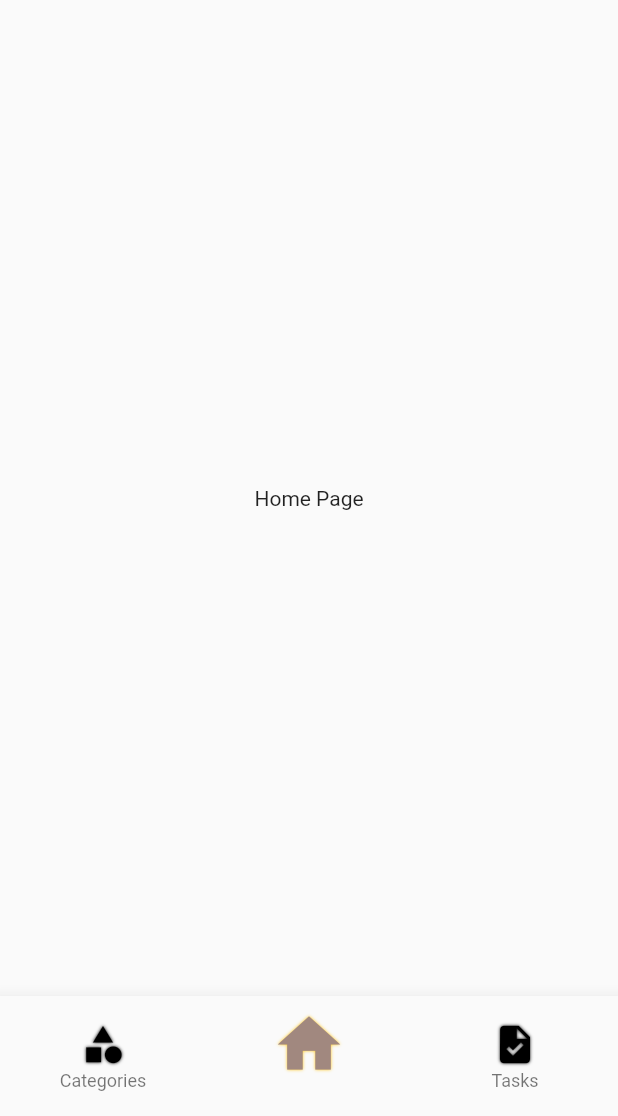
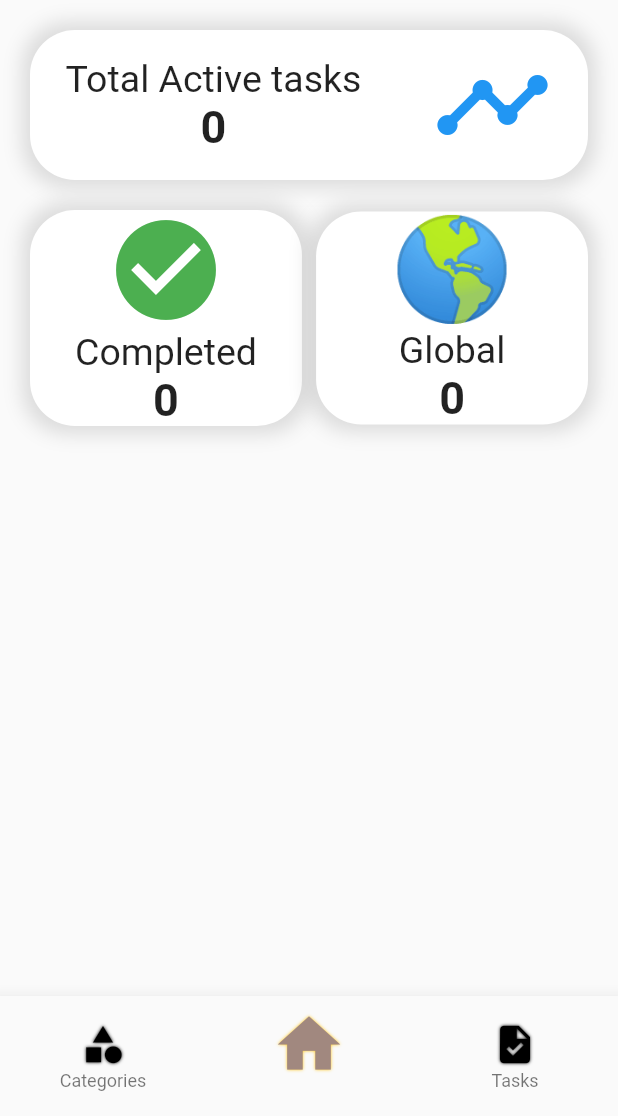
Before and after one commit to bujosa/poloris, a Flutter app: the screen it shows after launch, on a phone screen of 412 x 824 dp, the part 120-1236 px from its top. Run offline on Flutter 3.47's test engine with Material 2 defaults, Android fonts, the phone set to English and light mode, and no system bars; our stand-ins replace shared_preferences.

Commit message:
feat(pages): init and add some widgets for home

```diff
--- a/lib/presentation/pages/home_page.dart
+++ b/lib/presentation/pages/home_page.dart
@@ -1,20 +1,150 @@
 import 'package:flutter/material.dart';
+import 'package:provider/provider.dart';
+import '../../shared/providers/task_provider.dart';
 import '../widgets/index.dart';
 
-class HomePage extends StatelessWidget {
+class HomePage extends StatefulWidget {
   const HomePage({super.key});
 
   @override
+  State<HomePage> createState() => _HomePageState();
+}
+
+class _HomePageState extends State<HomePage> {
+  @override
   Widget build(BuildContext context) {
+    final taskProvider = Provider.of<TaskProvider>(context);
+
     return Scaffold(
         appBar: const AppBarWidget(
             title: 'Poloris', iconData: Icons.task, disableIcon: false),
-        body: Center(
-          child: Column(
-            mainAxisAlignment: MainAxisAlignment.center,
-            children: const <Widget>[
-              Text('Home Page'),
-            ],
+        body: SingleChildScrollView(
+          child: Container(
+            padding: const EdgeInsets.all(20),
+            width: MediaQuery.of(context).size.width,
+            child: Column(
+              crossAxisAlignment: CrossAxisAlignment.start,
+              mainAxisAlignment: MainAxisAlignment.spaceBetween,
+              children: <Widget>[
+                Container(
+                    width: MediaQuery.of(context).size.width,
+                    height: 100,
+                    decoration: BoxDecoration(
+                      color: Colors.white,
+                      boxShadow: const [
+                        BoxShadow(
+                          color: Colors.black12,
+                          blurRadius: 10.0,
+                          spreadRadius: 5.0,
+                          offset: Offset(0.0, 0.0),
+                        )
+                      ],
+                      borderRadius: BorderRadius.circular(30),
+                    ),
+                    child: Row(
+                      mainAxisAlignment: MainAxisAlignment.spaceAround,
+                      children: [
+                        Column(
+                          mainAxisAlignment: MainAxisAlignment.center,
+                          children: [
+                            const Text(
+                              'Total Active tasks',
+                              style: TextStyle(fontSize: 25),
+                            ),
+                            Text(
+                              taskProvider.myTasks.length.toString(),
+                              style: const TextStyle(
+                                  fontSize: 30, fontWeight: FontWeight.bold),
+                            )
+                          ],
+                        ),
+                        const Icon(
+                          Icons.timeline,
+                          color: Colors.blue,
+                          size: 80,
+                        )
+                      ],
+                    )),
+                const SizedBox(
+                  height: 20,
+                ),
+                Row(
+                  mainAxisAlignment: MainAxisAlignment.spaceBetween,
+                  children: [
+                    Container(
+                        width: MediaQuery.of(context).size.width * 0.44,
+                        decoration: BoxDecoration(
+                          color: Colors.white,
+                          boxShadow: const [
+                            BoxShadow(
+                              color: Colors.black12,
+                              blurRadius: 10.0,
+                              spreadRadius: 5.0,
+                              offset: Offset(0.0, 0.0),
+                            )
+                          ],
+                          borderRadius: BorderRadius.circular(30),
+                        ),
+                        child: Column(
+                          mainAxisAlignment: MainAxisAlignment.center,
+                          children: [
+                            const Icon(
+                              Icons.check_circle,
+                              color: Colors.green,
+                              size: 80,
+                            ),
+                            const Text(
+                              'Completed',
+                              style: TextStyle(fontSize: 25),
+                            ),
+                            Text(
+                              taskProvider.totalCompleted.toString(),
+                              style: const TextStyle(
+                                  fontSize: 30, fontWeight: FontWeight.bold),
+                            ),
+                          ],
+                        )),
+                    Container(
+                        width: MediaQuery.of(context).size.width * 0.44,
+                        decoration: BoxDecoration(
+                          color: Colors.white,
+                          boxShadow: const [
+                            BoxShadow(
+                              color: Colors.black12,
+                              blurRadius: 10.0,
+                              spreadRadius: 5.0,
+                              offset: Offset(0.0, 0.0),
+                            )
+                          ],
+                          borderRadius: BorderRadius.circular(30),
+                        ),
+                        child: Column(
+                          mainAxisAlignment: MainAxisAlignment.center,
+                          children: [
+                            const Text(
+                              '🌎',
+                              style: TextStyle(fontSize: 66),
+                            ),
+                            // const Icon(
+                            //   Icons.check_circle,
+                            //   color: Colors.green,
+                            //   size: 80,
+                            // ),
+                            const Text(
+                              'Global',
+                              style: TextStyle(fontSize: 25),
+                            ),
+                            Text(
+                              taskProvider.global.toString(),
+                              style: const TextStyle(
+                                  fontSize: 30, fontWeight: FontWeight.bold),
+                            ),
+                          ],
+                        )),
+                  ],
+                ),
+              ],
+            ),
           ),
         ),
         bottomNavigationBar: const BottomNavigationBarWidget(1));
```
